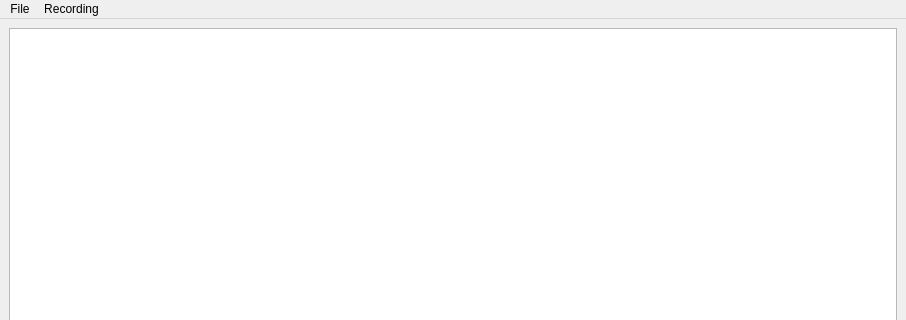
Before: the Qt Designer form ui_models/mainWindow.ui in couderbe/Sim_Replay, drawn with Qt 5; both pictures show x 0 to 906 and y 0 to 320 of the 906 by 565 pixel window.
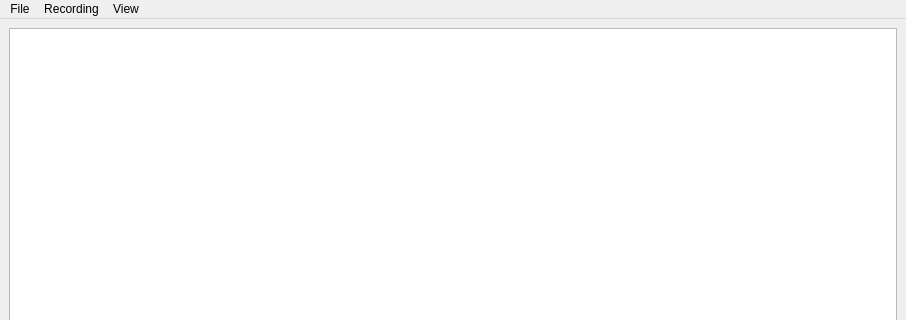
After: the same form once the commit is applied.

Commit message: add window with charts

Diff of the .ui file:
```diff
--- a/ui_models/mainWindow.ui
+++ b/ui_models/mainWindow.ui
@@ -76,8 +76,15 @@
     </property>
     <addaction name="actionStart_Recording"/>
    </widget>
+   <widget class="QMenu" name="menuView">
+    <property name="title">
+     <string>View</string>
+    </property>
+    <addaction name="actionView_Charts"/>
+   </widget>
    <addaction name="menuFile"/>
    <addaction name="menuRecording"/>
+   <addaction name="menuView"/>
   </widget>
   <widget class="QStatusBar" name="statusbar"/>
   <action name="actionOpen">
```
Left out of the diff: 5 changed lines with no effect on the pictures. The commit also changes 4 other files.
